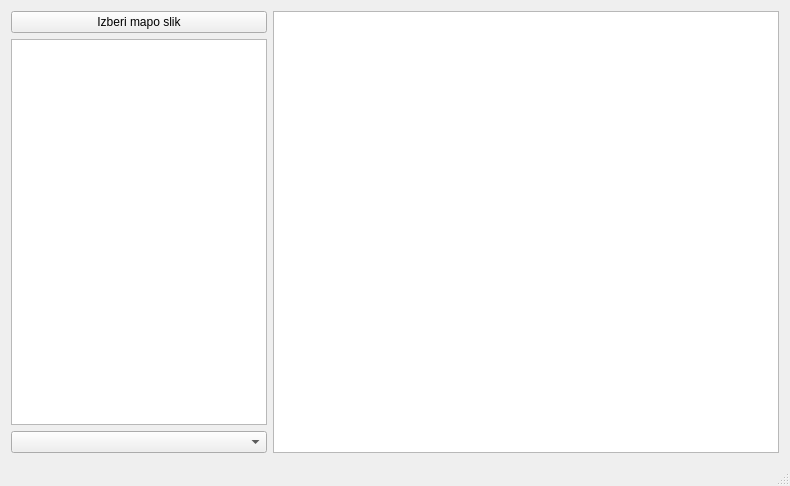
This is mainwindow.ui in gmenih/rv-ctimage as Qt 5 draws it before an edit. The edited form follows.
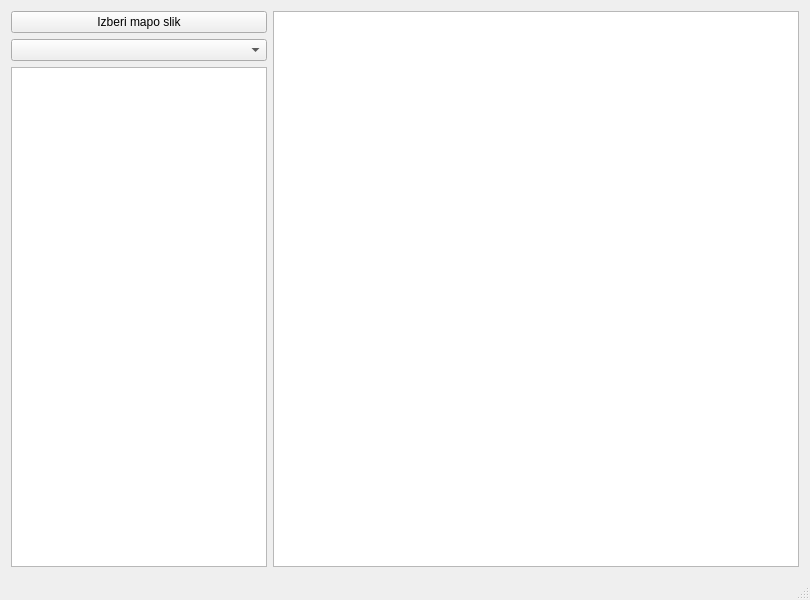
This is the edited form.

Commit message: Added LUT files into resource, added image display

```diff
--- a/mainwindow.ui
+++ b/mainwindow.ui
@@ -6,8 +6,8 @@
    <rect>
     <x>0</x>
     <y>0</y>
-    <width>790</width>
-    <height>486</height>
+    <width>810</width>
+    <height>600</height>
    </rect>
   </property>
   <property name="windowTitle">
@@ -25,15 +25,15 @@
        </widget>
       </item>
       <item>
-       <widget class="QListView" name="imagesList">
+       <widget class="QComboBox" name="lutSelect"/>
+      </item>
+      <item>
+       <widget class="QListWidget" name="imagesList">
         <property name="editTriggers">
          <set>QAbstractItemView::NoEditTriggers</set>
         </property>
        </widget>
       </item>
-      <item>
-       <widget class="QComboBox" name="lutSelect"/>
-      </item>
      </layout>
     </item>
     <item>
```
Left out of the diff: 2 changed lines with no effect on the pictures. The commit also changes 31 other files.
